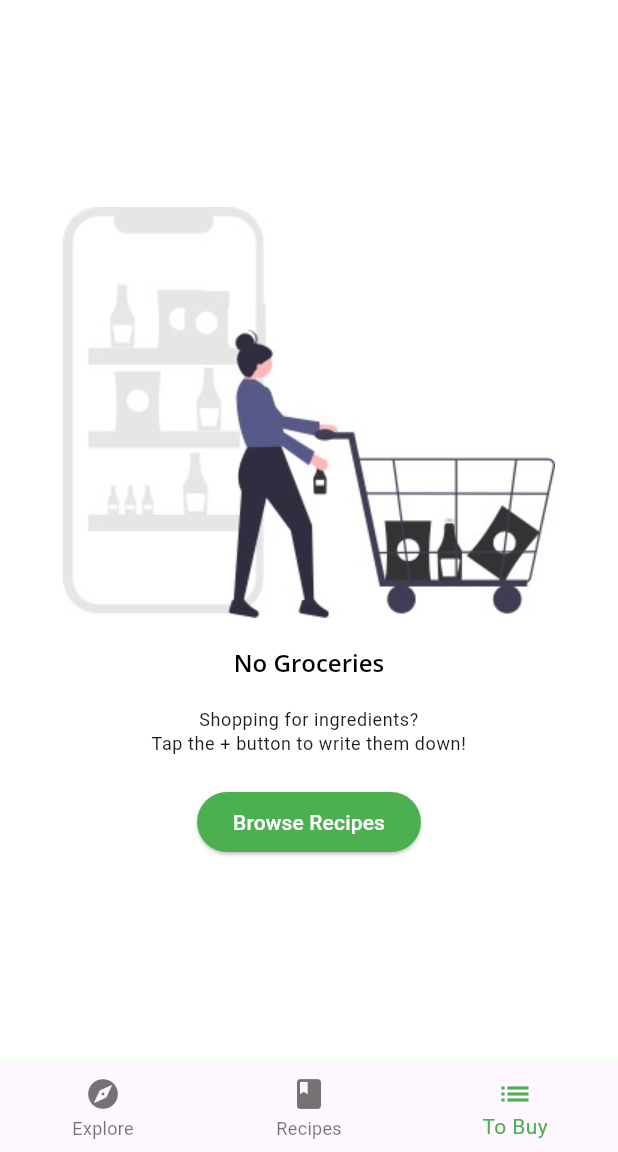
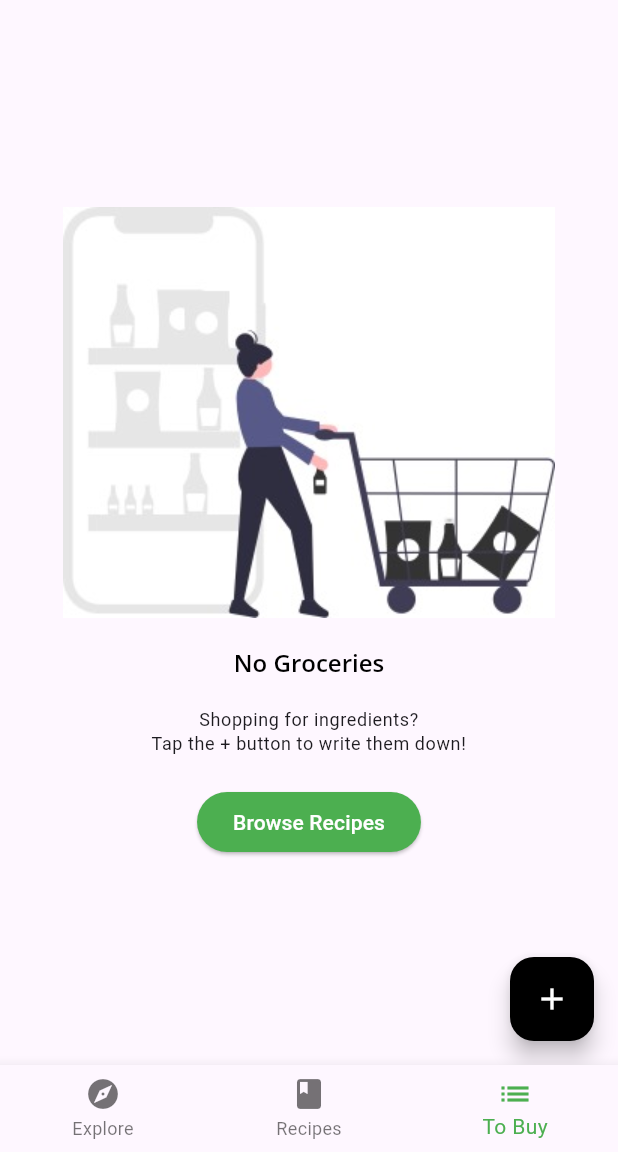
Before and after one commit to Hmmza-tariq/Fooderlich, a Flutter app: the screen it shows after launch, item 3 of the bottom bar chosen, on a phone screen of 412 x 824 dp, the part 84-1236 px from its top. Run offline on Flutter 3.47's test engine with Material 3 defaults, Android fonts, the phone set to English and light mode, and no system bars; our stand-ins replace google_fonts.

Commit message:
10 March Lecture

```diff
--- a/lib/components/empty_grocery_view.dart
+++ b/lib/components/empty_grocery_view.dart
@@ -1,13 +1,10 @@
 import 'package:flutter/material.dart';
 import 'package:provider/provider.dart';
 
-import '../api/mock_fooderlich_service.dart';
 import '../models/tab_manager.dart';
 
 class EmptyGroceryScreen extends StatelessWidget {
-  final exploreService = MockFooderlichService();
-
-  EmptyGroceryScreen({super.key});
+  const EmptyGroceryScreen({super.key});
 
   @override
   Widget build(BuildContext context) {
--- a/lib/main.dart
+++ b/lib/main.dart
@@ -3,7 +3,7 @@ import 'package:provider/provider.dart';
 
 import 'fooderlich_theme.dart';
 import 'home.dart';
-import 'models/tab_manager.dart';
+import 'models/models.dart';
 
 void main() {
   runApp(const Fooderlich());
@@ -19,6 +19,7 @@ class Fooderlich extends StatelessWidget {
       title: 'Fooderlich',
       home: MultiProvider(providers: [
         ChangeNotifierProvider(create: (context) => TabManager()),
+        ChangeNotifierProvider(create: (context) => GroceryManager()),
       ], child: const Home()),
     );
   }
--- a/lib/models/models.dart
+++ b/lib/models/models.dart
@@ -2,3 +2,5 @@ export 'explore_recipe.dart';
 export 'post.dart';
 export 'simple_recipe.dart';
 export 'explore_data.dart';
+export 'tab_manager.dart';
+export 'grocery_manager.dart';
--- a/lib/screens/grocery_screen.dart
+++ b/lib/screens/grocery_screen.dart
@@ -1,7 +1,9 @@
 import 'package:flutter/material.dart';
+import 'package:provider/provider.dart';
 
 import '../api/mock_fooderlich_service.dart';
 import '../components/components.dart';
+import '../models/models.dart';
 
 class GroceryScreen extends StatelessWidget {
   final exploreService = MockFooderlichService();
@@ -10,13 +12,29 @@ class GroceryScreen extends StatelessWidget {
 
   @override
   Widget build(BuildContext context) {
-    return SizedBox(
-      width: double.infinity,
-      child: Column(
-        crossAxisAlignment: CrossAxisAlignment.center,
-        mainAxisAlignment: MainAxisAlignment.center,
-        children: [EmptyGroceryScreen()],
+    return Scaffold(
+      body: buildGroceryScreen(),
+      floatingActionButton: FloatingActionButton(
+        child: const Icon(Icons.add),
+        onPressed: () {
+          buildGroceryScreen();
+        },
       ),
     );
   }
+
+  Widget buildGroceryScreen() {
+    return Consumer<GroceryManager>(builder: (context, manager, child) {
+      if (manager.groceryItems.isNotEmpty) {
+        return ListView.builder(
+          itemCount: manager.groceryItems.length,
+          itemBuilder: (context, index) {
+            return Container();
+          },
+        );
+      } else {
+        return EmptyGroceryScreen();
+      }
+    });
+  }
 }
--- a/pubspec.yaml
+++ b/pubspec.yaml
@@ -10,8 +10,11 @@ environment:
 dependencies:
   flutter:
     sdk: flutter
+  flutter_colorpicker: ^1.1.0
   google_fonts: ^6.2.1
+  intl: ^0.20.2
   provider: ^6.1.2
+  uuid: ^4.5.1
 
 dev_dependencies:
   flutter_test:
```
Also changed, not shown: lib/models/grocery_manager.dart (added, +33 -0 lines), lib/screens/grocery_item_screen.dart (added, +15 -0 lines), pubspec.lock.
